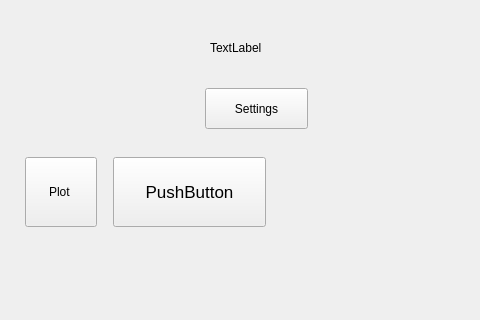
The window that gui_file.ui (anhnda/DemoApp) describes before a commit, drawn with Qt 5; both pictures show x 0 to 480 and y 397 to 717 of the 1092 by 717 pixel window.
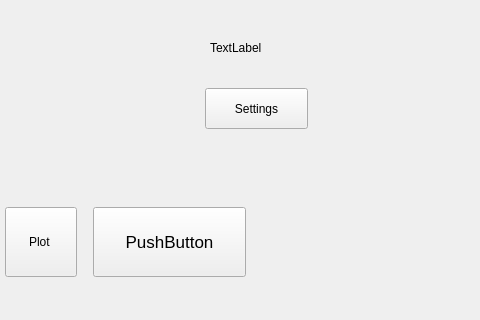
The same window after the commit.

Diff of the .ui file:
```diff
--- a/gui_file.ui
+++ b/gui_file.ui
@@ -109,8 +109,8 @@
    <widget class="QWidget" name="horizontalLayoutWidget">
     <property name="geometry">
      <rect>
-      <x>20</x>
-      <y>530</y>
+      <x>0</x>
+      <y>580</y>
       <width>251</width>
       <height>80</height>
      </rect>
```
